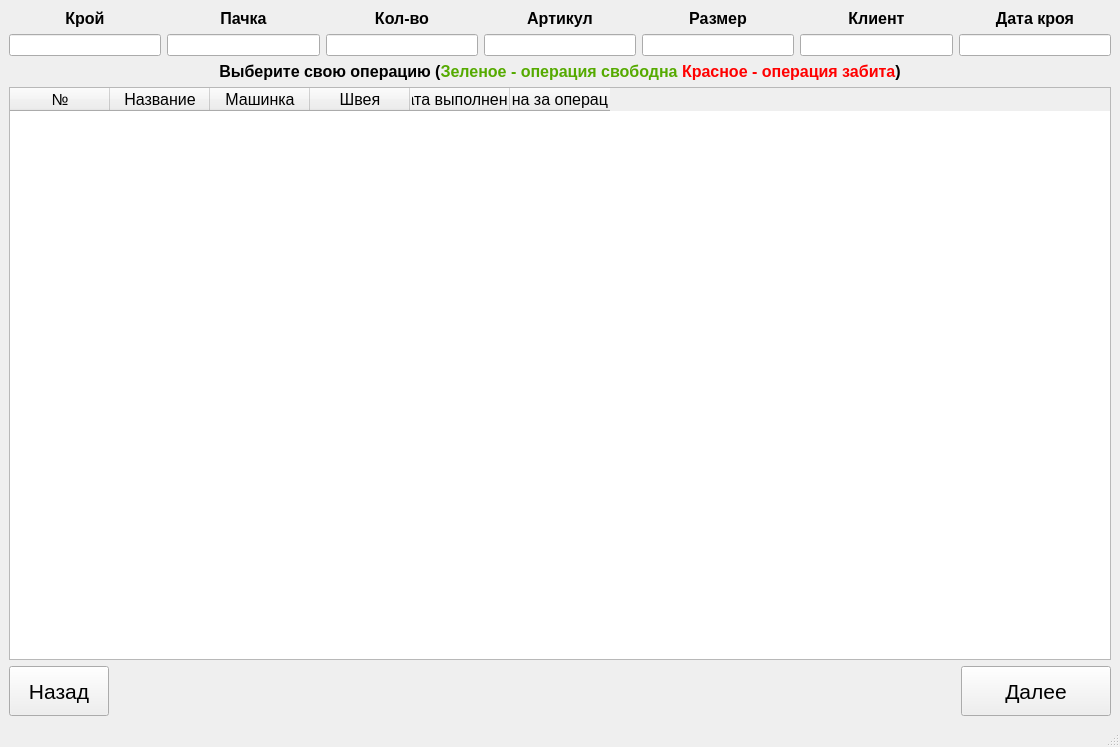
Meller008/CRM-Avi, file ui/operation/main.ui: the form before one commit.
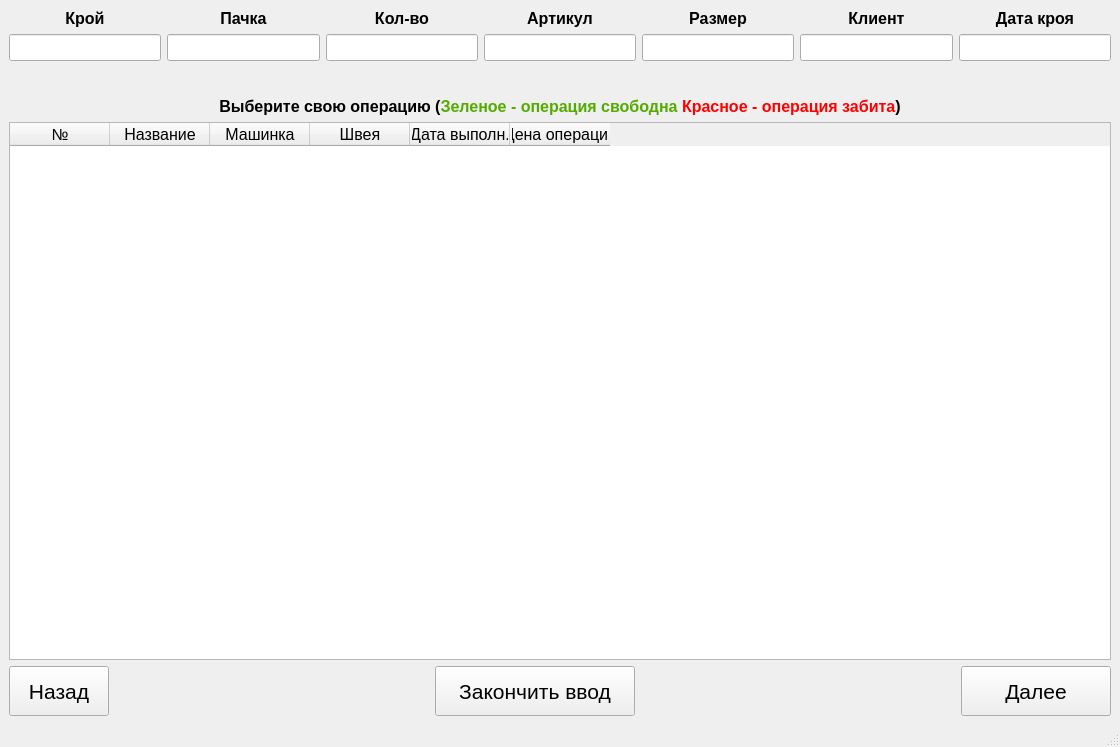
The form after the commit. The open tabs and pages were chosen to show the change.

```diff
--- a/ui/operation/main.ui
+++ b/ui/operation/main.ui
@@ -608,35 +608,80 @@
          </widget>
         </item>
         <item row="1" column="2">
-         <widget class="QLineEdit" name="lineEdit_5">
+         <widget class="QLineEdit" name="le_operation_pack_value">
+          <property name="font">
+           <font>
+            <family>Tahoma</family>
+            <pointsize>12</pointsize>
+           </font>
+          </property>
+          <property name="alignment">
+           <set>Qt::AlignCenter</set>
+          </property>
           <property name="readOnly">
            <bool>true</bool>
           </property>
          </widget>
         </item>
         <item row="1" column="5">
-         <widget class="QLineEdit" name="lineEdit_8">
+         <widget class="QLineEdit" name="le_operation_client">
+          <property name="font">
+           <font>
+            <family>Tahoma</family>
+            <pointsize>12</pointsize>
+           </font>
+          </property>
+          <property name="alignment">
+           <set>Qt::AlignCenter</set>
+          </property>
           <property name="readOnly">
            <bool>true</bool>
           </property>
          </widget>
         </item>
         <item row="1" column="4">
-         <widget class="QLineEdit" name="lineEdit_7">
+         <widget class="QLineEdit" name="le_operation_size">
+          <property name="font">
+           <font>
+            <family>Tahoma</family>
+            <pointsize>12</pointsize>
+           </font>
+          </property>
+          <property name="alignment">
+           <set>Qt::AlignCenter</set>
+          </property>
           <property name="readOnly">
            <bool>true</bool>
           </property>
          </widget>
         </item>
         <item row="1" column="3">
-         <widget class="QLineEdit" name="lineEdit_6">
+         <widget class="QLineEdit" name="le_operation_article">
+          <property name="font">
+           <font>
+            <family>Tahoma</family>
+            <pointsize>12</pointsize>
+           </font>
+          </property>
+          <property name="alignment">
+           <set>Qt::AlignCenter</set>
+          </property>
           <property name="readOnly">
            <bool>true</bool>
           </property>
          </widget>
         </item>
         <item row="1" column="6">
-         <widget class="QLineEdit" name="lineEdit_9">
+         <widget class="QLineEdit" name="le_operation_cut_date">
+          <property name="font">
+           <font>
+            <family>Tahoma</family>
+            <pointsize>12</pointsize>
+           </font>
+          </property>
+          <property name="alignment">
+           <set>Qt::AlignCenter</set>
+          </property>
           <property name="readOnly">
            <bool>true</bool>
           </property>
@@ -733,7 +778,16 @@
          </widget>
         </item>
         <item row="1" column="0">
-         <widget class="QLineEdit" name="lineEdit_3">
+         <widget class="QLineEdit" name="le_operation_cut">
+          <property name="font">
+           <font>
+            <family>Tahoma</family>
+            <pointsize>12</pointsize>
+           </font>
+          </property>
+          <property name="alignment">
+           <set>Qt::AlignCenter</set>
+          </property>
           <property name="readOnly">
            <bool>true</bool>
           </property>
@@ -758,13 +812,22 @@
          </widget>
         </item>
         <item row="1" column="1">
-         <widget class="QLineEdit" name="lineEdit_4">
+         <widget class="QLineEdit" name="le_operation_pack">
+          <property name="font">
+           <font>
+            <family>Tahoma</family>
+            <pointsize>12</pointsize>
+           </font>
+          </property>
+          <property name="alignment">
+           <set>Qt::AlignCenter</set>
+          </property>
           <property name="readOnly">
            <bool>true</bool>
           </property>
          </widget>
         </item>
-        <item row="4" column="0" colspan="7">
+        <item row="6" column="0" colspan="7">
          <layout class="QHBoxLayout" name="horizontalLayout">
           <item>
            <widget class="QPushButton" name="pushButton_8">
@@ -798,6 +861,38 @@
             </property>
            </spacer>
           </item>
+          <item>
+           <widget class="QPushButton" name="pushButton_10">
+            <property name="minimumSize">
+             <size>
+              <width>200</width>
+              <height>50</height>
+             </size>
+            </property>
+            <property name="font">
+             <font>
+              <family>Tahoma</family>
+              <pointsize>16</pointsize>
+             </font>
+            </property>
+            <property name="text">
+             <string>Закончить ввод</string>
+            </property>
+           </widget>
+          </item>
+          <item>
+           <spacer name="horizontalSpacer_10">
+            <property name="orientation">
+             <enum>Qt::Horizontal</enum>
+            </property>
+            <property name="sizeHint" stdset="0">
+             <size>
+              <width>40</width>
+              <height>20</height>
+             </size>
+            </property>
+           </spacer>
+          </item>
           <item>
            <widget class="QPushButton" name="pushButton_9">
             <property name="minimumSize">
@@ -819,7 +914,7 @@
           </item>
          </layout>
         </item>
-        <item row="2" column="0" colspan="7">
+        <item row="3" column="0" colspan="7">
          <widget class="QLabel" name="label_14">
           <property name="font">
            <font>
@@ -837,8 +932,8 @@
           </property>
          </widget>
         </item>
-        <item row="3" column="0" colspan="7">
-         <widget class="QTableWidget" name="tableWidget">
+        <item row="5" column="0" colspan="7">
+         <widget class="QTableWidget" name="tw_operation">
           <property name="font">
            <font>
             <family>Tahoma</family>
@@ -888,16 +983,34 @@
           </column>
           <column>
            <property name="text">
-            <string>Дата выполнения</string>
+            <string>Дата выполн.</string>
            </property>
           </column>
           <column>
            <property name="text">
-            <string>Цена за операцию</string>
+            <string>Цена операции</string>
            </property>
           </column>
          </widget>
         </item>
+        <item row="2" column="0" colspan="7">
+         <widget class="QLabel" name="lb_operation_error">
+          <property name="font">
+           <font>
+            <family>Tahoma</family>
+            <pointsize>16</pointsize>
+            <weight>75</weight>
+            <bold>true</bold>
+           </font>
+          </property>
+          <property name="text">
+           <string/>
+          </property>
+          <property name="alignment">
+           <set>Qt::AlignCenter</set>
+          </property>
+         </widget>
+        </item>
        </layout>
       </widget>
      </widget>
```
Left out of the diff: 522 changed lines with no effect on the pictures.
